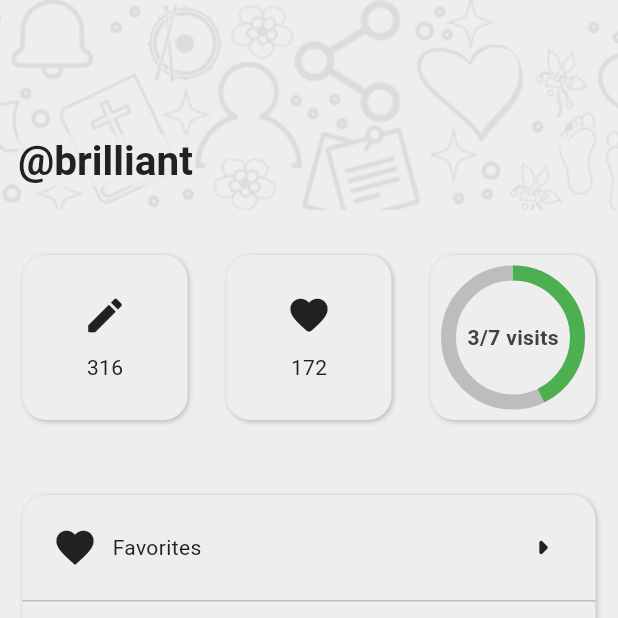
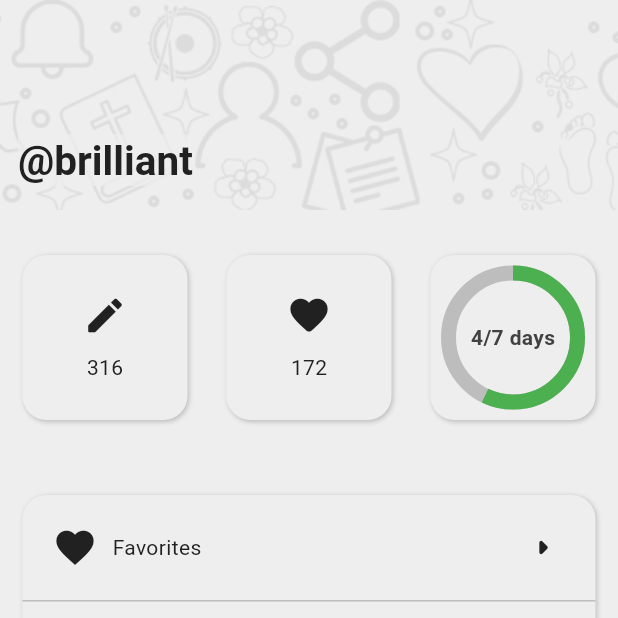
Before and after one commit to kwakyebrilliant/AFSbot, a Flutter app: the screen it shows after launch, item 3 of the bottom bar chosen, on a phone screen of 412 x 824 dp, the top half of it. Run offline on Flutter 3.47's test engine with Material 3 defaults, Android fonts, the phone set to English and light mode, and no system bars; our stand-ins replace shared_preferences.

Commit message:
settings updates

```diff
--- a/lib/screens/settings/setting_page.dart
+++ b/lib/screens/settings/setting_page.dart
@@ -38,7 +38,7 @@ class _SettingPageState extends State<SettingPage> {
     loadSwitchState();
   }
 
-  int visitedDays = 3;
+  int visitedDays = 4;
 
   @override
   Widget build(BuildContext context) {
@@ -223,7 +223,7 @@ class _SettingPageState extends State<SettingPage> {
                                 ),
                                 Center(
                                   child: Text(
-                                    '$visitedDays/7 visits',
+                                    '$visitedDays/7 days',
                                     style: const TextStyle(
                                       fontWeight: FontWeight.bold,
                                     ),
```
